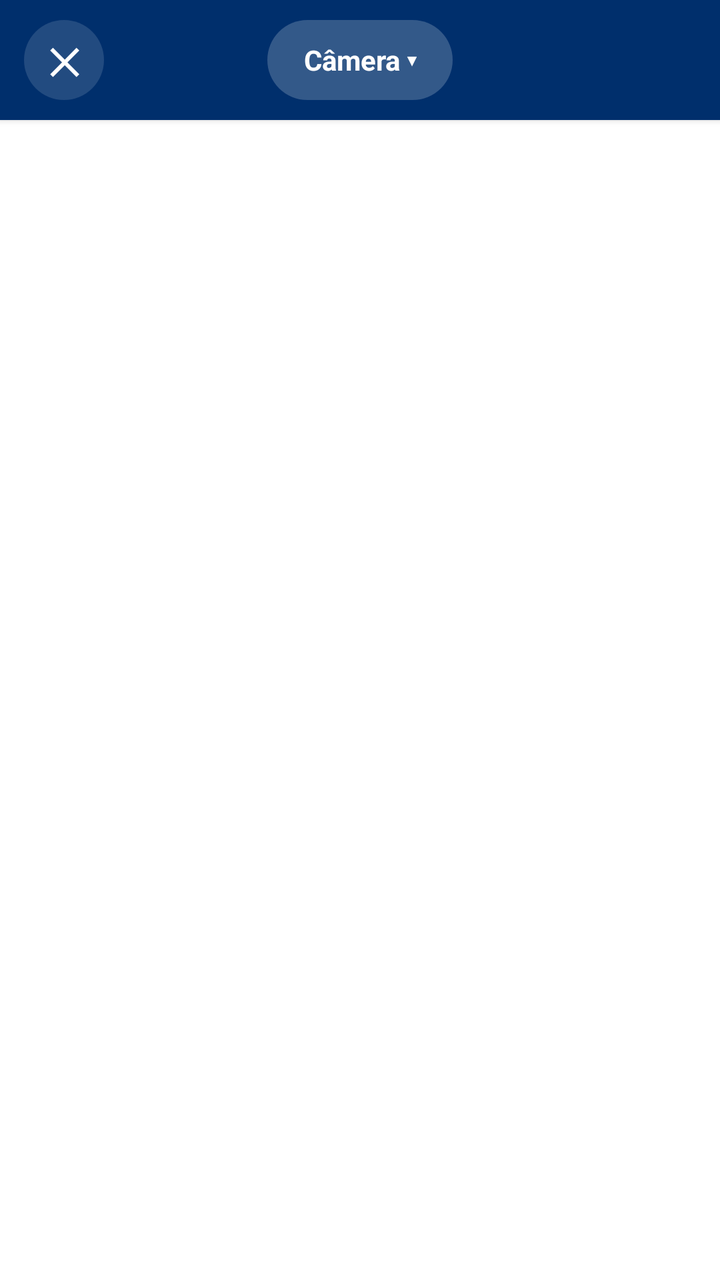
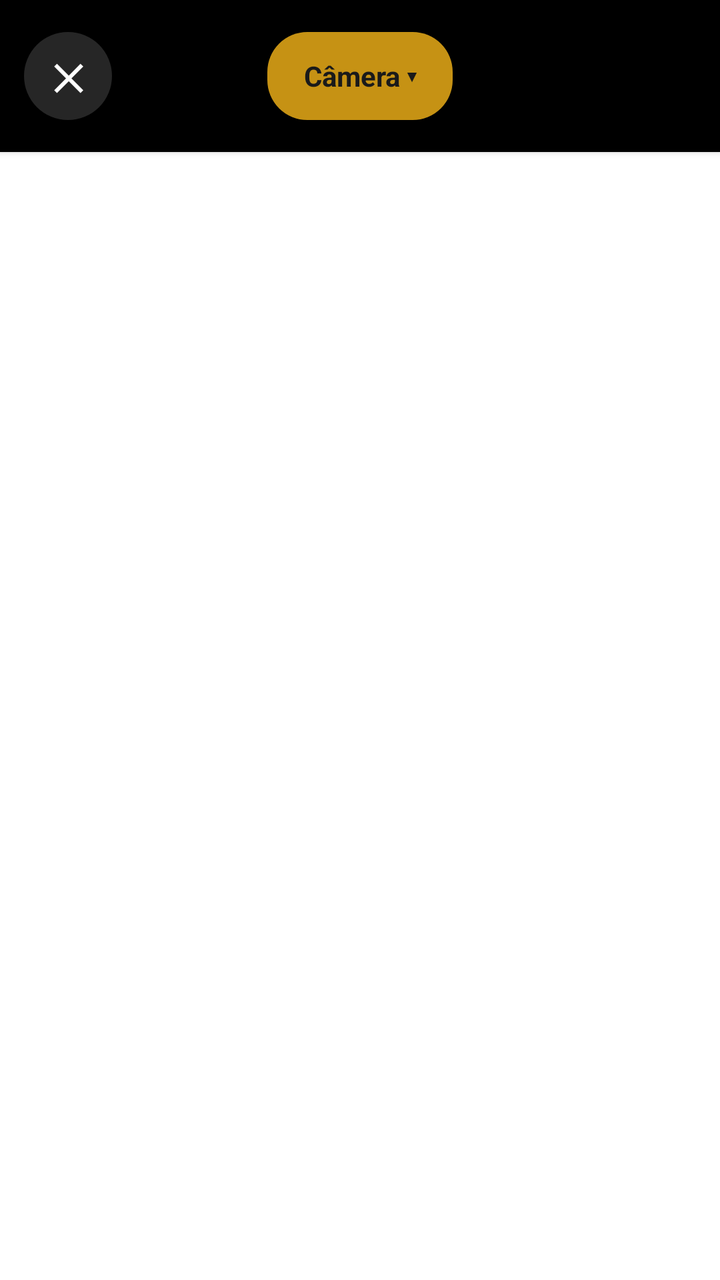

Screens rendered from an Android XML layout before and after an edit, with the pre-edit source and the edit as a unified diff.
<!-- AndroidManifest.xml: activity theme AppTheme.NoActionBar -->
<!-- res/layout/activity_fast_gallery.xml -->
<?xml version="1.0" encoding="utf-8"?>
<LinearLayout xmlns:android="http://schemas.android.com/apk/res/android"
    android:layout_width="match_parent"
    android:layout_height="match_parent"
    android:orientation="vertical"
    android:background="#FFFFFF">

    
    <RelativeLayout
        android:layout_width="match_parent"
        android:layout_height="wrap_content"
        android:paddingHorizontal="12dp"
        android:paddingVertical="10dp"
        android:elevation="2dp"
        android:background="#002F6C">

        <TextView
            android:id="@+id/textFechar"
            android:layout_width="40dp"
            android:layout_height="40dp"
            android:layout_alignParentStart="true"
            android:layout_centerVertical="true"
            android:text="✕"
            android:textColor="#FFFFFF"
            android:textSize="18sp"
            android:textStyle="bold"
            android:gravity="center"
            android:background="@drawable/bg_botao_fechar_galeria"
            android:clickable="true"
            android:focusable="true" />

        <TextView
            android:id="@+id/textTrocarAlbum"
            android:layout_width="wrap_content"
            android:layout_height="wrap_content"
            android:layout_centerInParent="true"
            android:text="Câmera ▾"
            android:textColor="#FFFFFF"
            android:textStyle="bold"
            android:textSize="14sp"
            android:background="@drawable/bg_pill_album_galeria"
            android:paddingHorizontal="18dp"
            android:paddingVertical="10dp"
            android:minHeight="40dp"
            android:gravity="center" />
    </RelativeLayout>

    <androidx.recyclerview.widget.RecyclerView
        android:id="@+id/recyclerFotos"
        android:layout_width="match_parent"
        android:layout_height="0dp"
        android:layout_weight="1"
        android:clipToPadding="false" />

</LinearLayout>
<!-- resources referenced by this layout -->
<resources>
  <!-- drawable bg_botao_fechar_galeria (drawable) -->
  <?xml version="1.0" encoding="utf-8"?>
  <ripple xmlns:android="http://schemas.android.com/apk/res/android" android:color="#55FFFFFF">
      <item>
          <shape android:shape="oval">
              <solid android:color="#22FFFFFF" />
          </shape>
      </item>
  </ripple>
  <!-- drawable bg_pill_album_galeria (drawable) -->
  <?xml version="1.0" encoding="utf-8"?>
  <ripple xmlns:android="http://schemas.android.com/apk/res/android" android:color="#55FFFFFF">
      <item>
          <shape android:shape="rectangle">
              <solid android:color="#33FFFFFF" />
              <corners android:radius="20dp" />
          </shape>
      </item>
  </ripple>
  <style name="AppTheme.NoActionBar" parent="Theme.AppCompat.DayNight.NoActionBar">
          <item name="windowActionBar">false</item>
          <item name="windowNoTitle">true</item>
          <item name="android:background">@null</item>
      </style>
</resources>

<!-- the commit's change to res/layout/activity_fast_gallery.xml (unified diff, before → after) -->
@@ -7,17 +7,20 @@
 
     
     <RelativeLayout
+        android:id="@+id/headerGaleria"
         android:layout_width="match_parent"
         android:layout_height="wrap_content"
         android:paddingHorizontal="12dp"
-        android:paddingVertical="10dp"
+        android:paddingTop="16dp"
+        android:paddingBottom="16dp"
+        android:minHeight="68dp"
         android:elevation="2dp"
-        android:background="#002F6C">
+        android:background="#000000">
 
         <TextView
             android:id="@+id/textFechar"
-            android:layout_width="40dp"
-            android:layout_height="40dp"
+            android:layout_width="44dp"
+            android:layout_height="44dp"
             android:layout_alignParentStart="true"
             android:layout_centerVertical="true"
             android:text="✕"
@@ -35,13 +38,13 @@
             android:layout_height="wrap_content"
             android:layout_centerInParent="true"
             android:text="Câmera ▾"
-            android:textColor="#FFFFFF"
+            android:textColor="#1A1A1A"
             android:textStyle="bold"
             android:textSize="14sp"
             android:background="@drawable/bg_pill_album_galeria"
             android:paddingHorizontal="18dp"
-            android:paddingVertical="10dp"
-            android:minHeight="40dp"
+            android:paddingVertical="12dp"
+            android:minHeight="44dp"
             android:gravity="center" />
     </RelativeLayout>
 
<!-- resource entries referenced after the edit -->
@@ -2,19 +2,19 @@
 <resources>
   <!-- drawable bg_botao_fechar_galeria (drawable) -->
   <?xml version="1.0" encoding="utf-8"?>
-  <ripple xmlns:android="http://schemas.android.com/apk/res/android" android:color="#55FFFFFF">
+  <ripple xmlns:android="http://schemas.android.com/apk/res/android" android:color="#40FFFFFF">
       <item>
           <shape android:shape="oval">
-              <solid android:color="#22FFFFFF" />
+              <solid android:color="#26FFFFFF" />
           </shape>
       </item>
   </ripple>
   <!-- drawable bg_pill_album_galeria (drawable) -->
   <?xml version="1.0" encoding="utf-8"?>
-  <ripple xmlns:android="http://schemas.android.com/apk/res/android" android:color="#55FFFFFF">
+  <ripple xmlns:android="http://schemas.android.com/apk/res/android" android:color="#40FFFFFF">
       <item>
           <shape android:shape="rectangle">
-              <solid android:color="#33FFFFFF" />
+              <solid android:color="#C69214" />
               <corners android:radius="20dp" />
           </shape>
       </item>
